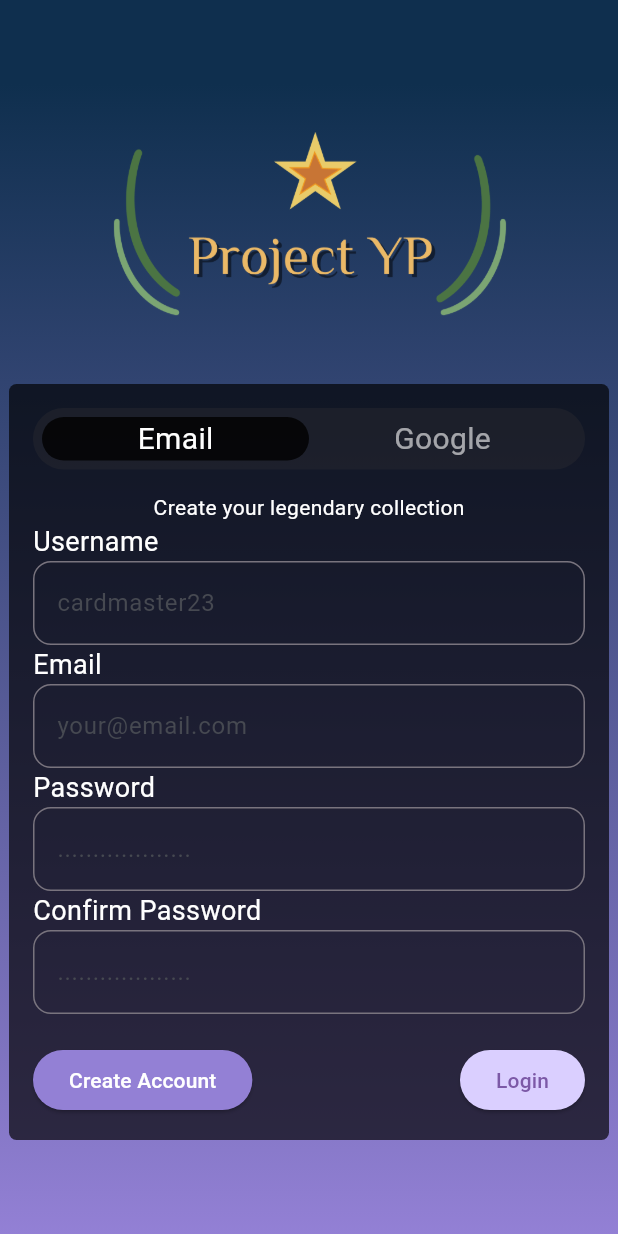
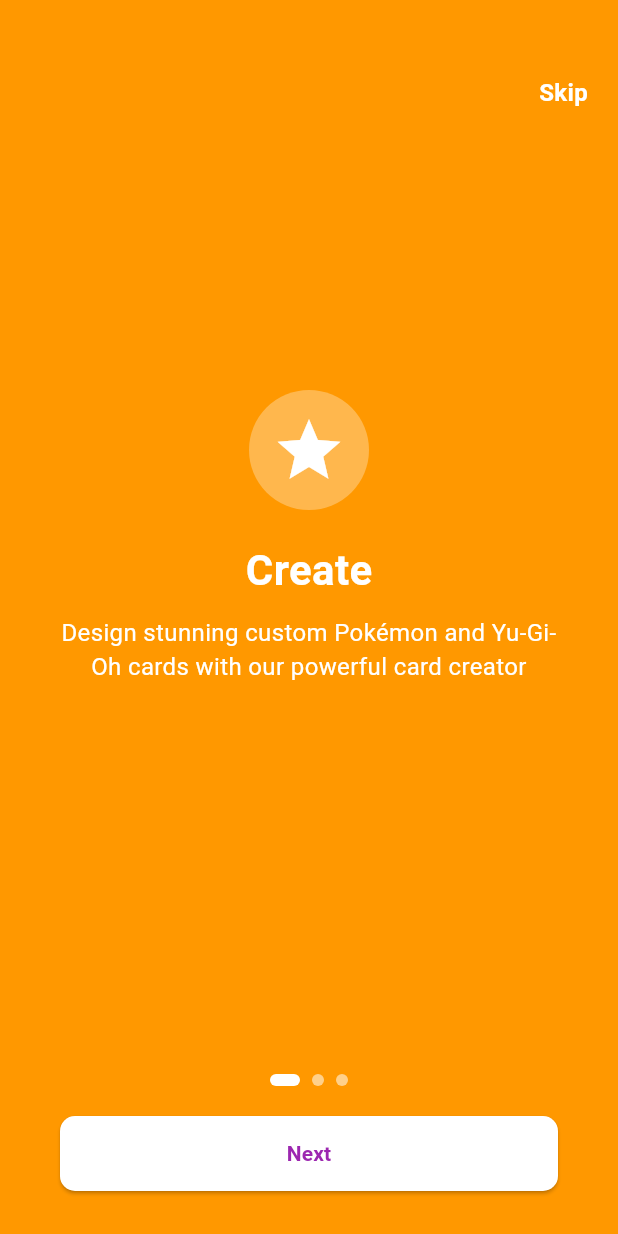
Before and after one commit to MEERABLK/project-yp, a Flutter app: the screen it shows after launch, on a phone screen of 412 x 824 dp. Run offline on Flutter 3.47's test engine with Material 3 defaults, Android fonts, the phone set to English and light mode, and no system bars; our stand-ins replace cloud_firestore, firebase_auth, firebase_core, flutter_hex_color, geolocator, google_sign_in; accounts and stored records are empty; Roboto replaces fonts that are missing (Iceland).

Commit message:
added location and splash screens

```diff
--- a/lib/dependencies.dart
+++ b/lib/dependencies.dart
@@ -4,3 +4,4 @@
 export 'package:flutter_hex_color/flutter_hex_color.dart';
 export  'package:google_sign_in/google_sign_in.dart';
 export 'package:firebase_auth/firebase_auth.dart';
+export 'package:geolocator/geolocator.dart';
--- a/lib/main.dart
+++ b/lib/main.dart
@@ -23,7 +23,8 @@
   @override
   Widget build(BuildContext context) {
     return MaterialApp(
-      home:  FirebaseAuth.instance.currentUser != null ? HomeView():RegisterScreen(),
+      // home:  FirebaseAuth.instance.currentUser != null ? HomeView():RegisterScreen(),
+      home: FirebaseAuth.instance.currentUser != null ? HomeView() : OnboardingScreen(),
       debugShowCheckedModeBanner: false,
     );
   }
--- a/lib/pages.dart
+++ b/lib/pages.dart
@@ -8,3 +8,5 @@
 export  'constants/constants.dart';
 export 'services/api_service.dart';
 export 'widget/card_image.dart';
+export 'views/splashscreens_view.dart';
+export 'services/location.dart';
--- /dev/null
+++ b/lib/views/splashscreens_view.dart
@@ -0,0 +1,185 @@
+import 'package:flutter/material.dart';
+import 'package:projectyp/pages.dart';
+
+
+class OnboardingPage {
+  final Color bgColor;
+  final IconData icon;
+  final String title;
+  final String description;
+
+  OnboardingPage({
+    required this.bgColor,
+    required this.icon,
+    required this.title,
+    required this.description,
+  });
+}
+
+class OnboardingScreen extends StatefulWidget {
+  @override
+  _OnboardingScreenState createState() => _OnboardingScreenState();
+}
+
+class _OnboardingScreenState extends State<OnboardingScreen> {
+  PageController _controller = PageController();
+  int currentPage = 0;
+
+  final List<OnboardingPage> pages = [
+    OnboardingPage(
+      bgColor: Colors.orange,
+      icon: Icons.star,
+      title: "Create",
+      description:
+      "Design stunning custom Pokémon and Yu-Gi-Oh cards with our powerful card creator",
+    ),
+    OnboardingPage(
+      bgColor: Colors.lightBlue,
+      icon: Icons.group,
+      title: "Collect",
+      description:
+      "Build your legendary collection and discover amazing cards from the community",
+    ),
+    OnboardingPage(
+      bgColor: Colors.purple,
+      icon: Icons.share,
+      title: "Share",
+      description:
+      "Share your creations with the world and connect with fellow card enthusiasts",
+    ),
+  ];
+
+  @override
+  Widget build(BuildContext context) {
+    return Scaffold(
+      body: Stack(
+        children: [
+          PageView.builder(
+            controller: _controller,
+            itemCount: pages.length,
+            onPageChanged: (index) {
+              setState(() {
+                currentPage = index;
+              });
+            },
+            itemBuilder: (_, index) {
+              final page = pages[index];
+              return Container(
+                color: page.bgColor,
+                child: Column(
+                  mainAxisAlignment: MainAxisAlignment.center,
+                  children: [
+                    Spacer(),
+                    CircleAvatar(
+                      radius: 40,
+                      backgroundColor: Colors.white.withOpacity(0.3),
+                      child: Icon(
+                        page.icon,
+                        size: 50,
+                        color: Colors.white,
+                      ),
+                    ),
+                    SizedBox(height: 20),
+                    Text(
+                      page.title,
+                      style: TextStyle(
+                        color: Colors.white,
+                        fontSize: 28,
+                        fontWeight: FontWeight.bold,
+                      ),
+                    ),
+                    SizedBox(height: 10),
+                    Padding(
+                      padding: const EdgeInsets.symmetric(horizontal: 40),
+                      child: Text(
+                        page.description,
+                        textAlign: TextAlign.center,
+                        style: TextStyle(
+                          color: Colors.white,
+                          fontSize: 16,
+                        ),
+                      ),
+                    ),
+                    Spacer(),
+                    Row(
+                      mainAxisAlignment: MainAxisAlignment.center,
+                      children: List.generate(
+                        pages.length,
+                            (index) => Container(
+                          margin: EdgeInsets.symmetric(horizontal: 4),
+                          width: currentPage == index ? 20 : 8,
+                          height: 8,
+                          decoration: BoxDecoration(
+                            color: currentPage == index
+                                ? Colors.white
+                                : Colors.white54,
+                            borderRadius: BorderRadius.circular(4),
+                          ),
+                        ),
+                      ),
+                    ),
+                    SizedBox(height: 20),
+                    Padding(
+                      padding: const EdgeInsets.symmetric(horizontal: 40),
+                      child: ElevatedButton(
+                        style: ElevatedButton.styleFrom(
+                          backgroundColor: Colors.white,
+                          foregroundColor: Colors.purple,
+                          minimumSize: Size(double.infinity, 50),
+                          shape: RoundedRectangleBorder(
+                              borderRadius: BorderRadius.circular(10)),
+                        ),
+                        onPressed: () {
+                          if (currentPage == pages.length - 1) {
+                            Navigator.pushReplacement(
+                              context,
+                              MaterialPageRoute(builder: (_) => RegisterScreen()),
+                            );
+                          } else {
+                            _controller.nextPage(
+                              duration: Duration(milliseconds: 300),
+                              curve: Curves.easeInOut,
+                            );
+                          }
+
+                        },
+                        child: Text(
+                          currentPage == pages.length - 1
+                              ? "Get Started"
+                              : "Next",
+                          style: TextStyle(
+                              color: Colors.purple, fontWeight: FontWeight.bold),
+                        ),
+                      ),
+                    ),
+                    SizedBox(height: 30),
+                  ],
+                ),
+              );
+            },
+          ),
+          Positioned(
+            top: 50,
+            right: 20,
+            child: GestureDetector(
+              onTap: () {
+                Navigator.pushReplacement(
+                  context,
+                  MaterialPageRoute(builder: (_) => RegisterScreen()),
+                );
+              },
+              child: Text(
+                "Skip",
+                style: TextStyle(
+                  color: Colors.white,
+                  fontWeight: FontWeight.bold,
+                  fontSize: 16,
+                ),
+              ),
+            ),
+          ),
+        ],
+      ),
+    );
+  }
+}
--- a/pubspec.yaml
+++ b/pubspec.yaml
@@ -41,7 +41,8 @@
   cupertino_icons: ^1.0.8
   firebase_auth: ^6.1.2
   google_sign_in: ^6.1.0
-
+  shared_preferences: any
+  geolocator: any
 dev_dependencies:
   flutter_test:
     sdk: flutter
```
Also changed, not shown: lib/services/location.dart (added, +29 -0 lines), lib/views/home_view.dart (+11 -0 lines), pubspec.lock, 5 other files.
